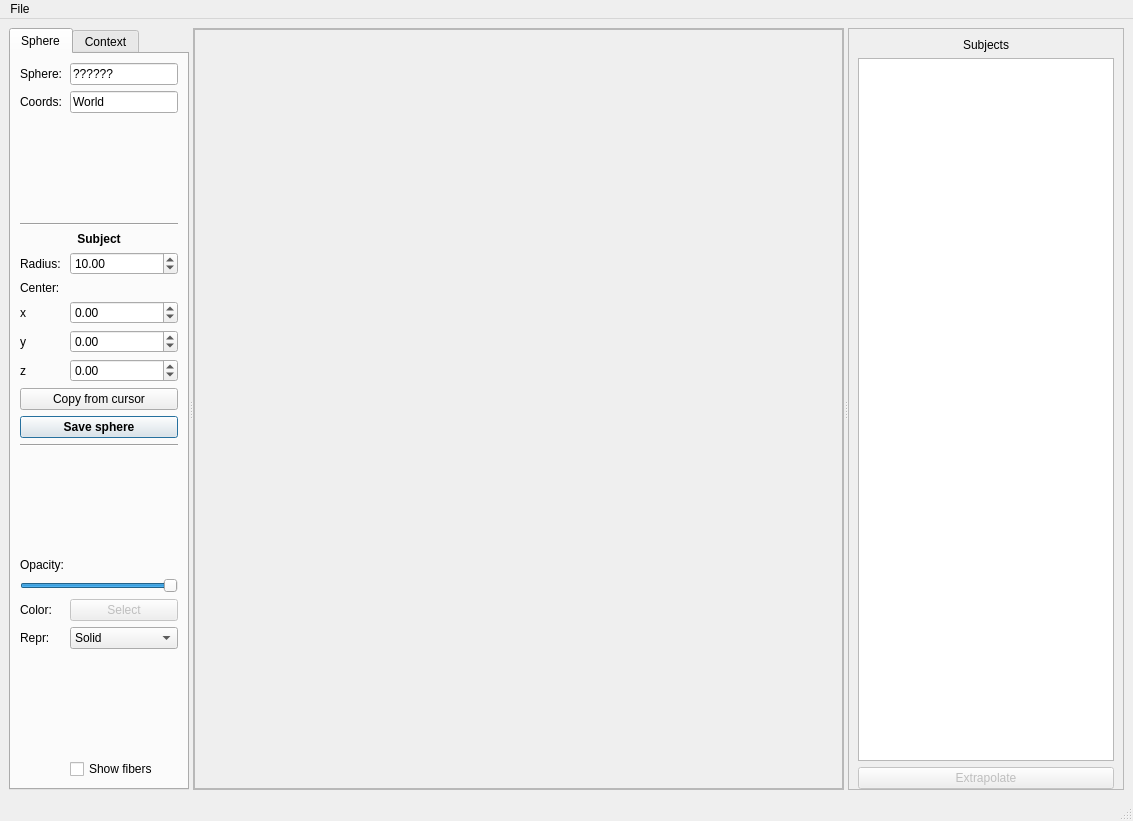
First picture: the form in braviz/interaction/qt_guis/roi_builder.ui, repository diego0020/braviz-app, before the edit.
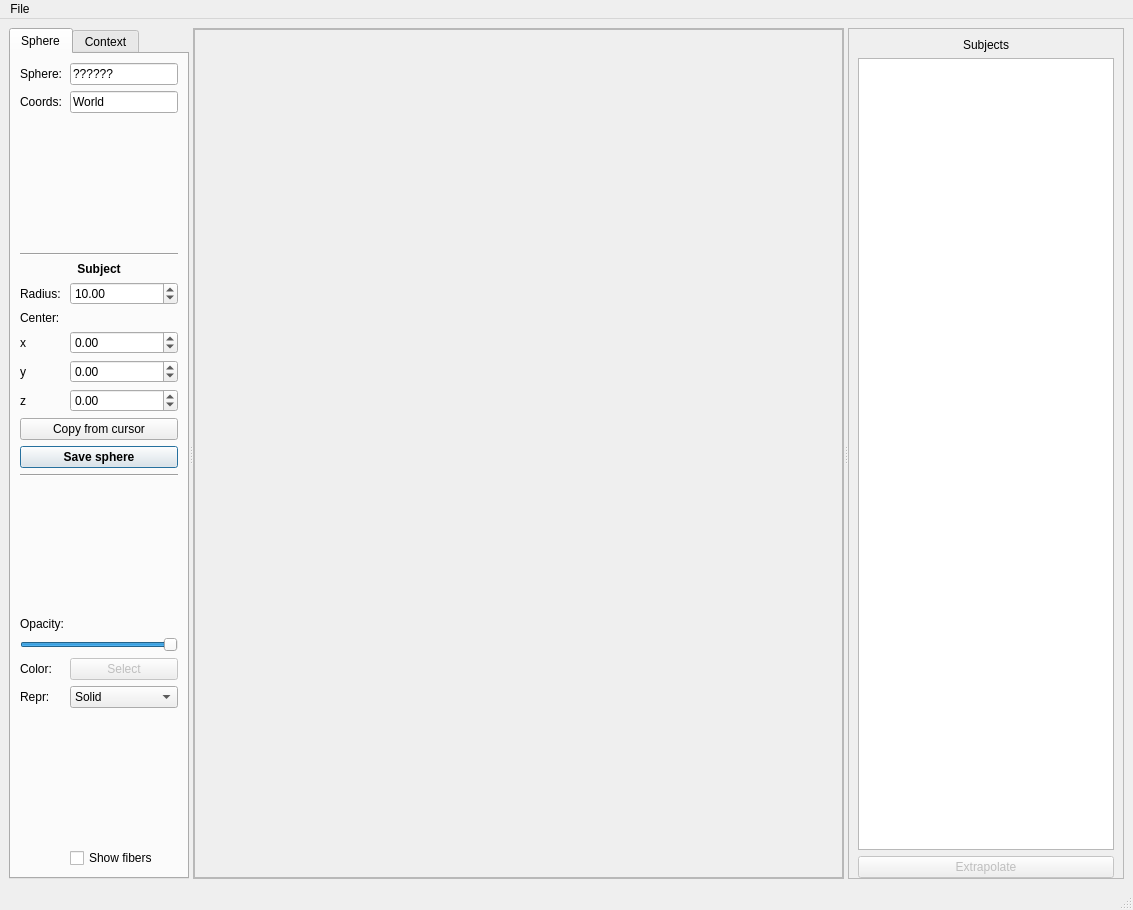
Second picture: the form after the edit.

The edit to the form file:
```diff
--- a/braviz/interaction/qt_guis/roi_builder.ui
+++ b/braviz/interaction/qt_guis/roi_builder.ui
@@ -7,7 +7,7 @@
     <x>0</x>
     <y>0</y>
     <width>1133</width>
-    <height>821</height>
+    <height>910</height>
    </rect>
   </property>
   <property name="windowTitle">
```
